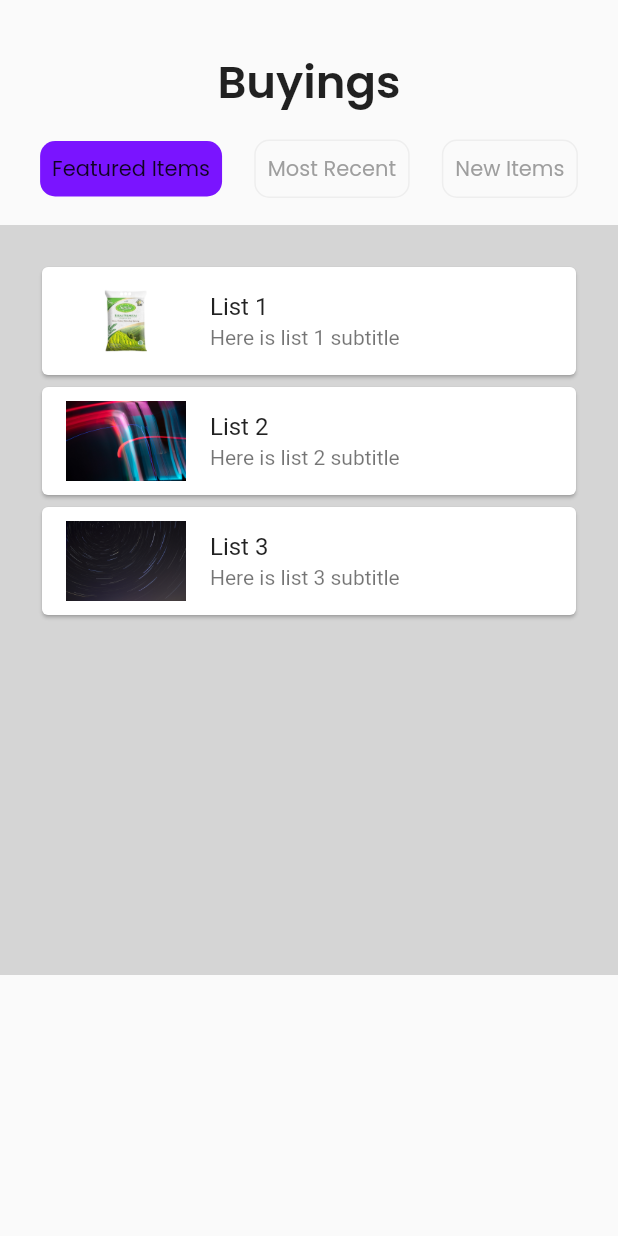
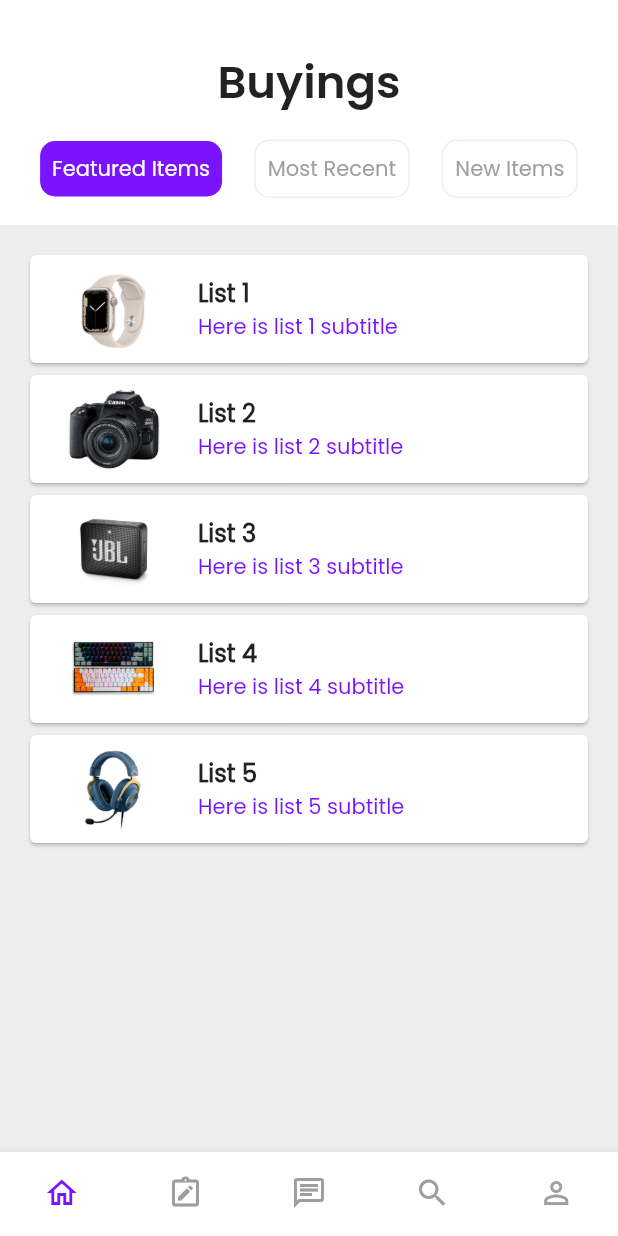
Before and after one commit to YogaRahmahadi/listview_builder_flutter, a Flutter app: the screen it shows after launch, on a phone screen of 412 x 824 dp. Run offline on Flutter 3.47's test engine with Material 2 defaults, Android fonts, the phone set to English and light mode, and no system bars.

Commit message:
Update ListView & BottomNavBar

```diff
--- a/lib/main.dart
+++ b/lib/main.dart
@@ -14,8 +14,8 @@ class MyApp extends StatelessWidget {
     return MaterialApp(
         title: 'Flutter Demo',
         theme: ThemeData(
-          primarySwatch: Colors.blue,
-        ),
+            primarySwatch: Colors.blue,
+            scaffoldBackgroundColor: const Color(0xffeeeeee)),
         debugShowCheckedModeBanner: false,
         home: Scaffold(
           body: Column(
@@ -23,16 +23,41 @@ class MyApp extends StatelessWidget {
               Container(
                 padding: const EdgeInsets.all(16),
                 height: 150,
+                color: Colors.white,
                 child: const Header(),
               ),
-              Container(
-                padding: const EdgeInsets.all(24),
-                color: const Color.fromARGB(255, 213, 213, 213),
-                height: 500,
-                child: ListViewBody(),
-              ),
+              ListViewBody(),
             ],
           ),
+          bottomNavigationBar: BottomNavigationBar(
+              backgroundColor: Colors.white,
+              type: BottomNavigationBarType.fixed,
+              showSelectedLabels: false,
+              showUnselectedLabels: false,
+              selectedItemColor: const Color.fromARGB(255, 122, 20, 255),
+              unselectedItemColor: Colors.grey,
+              items: const [
+                BottomNavigationBarItem(
+                  icon: Icon(Icons.home_outlined),
+                  label: 'Home',
+                ),
+                BottomNavigationBarItem(
+                  icon: Icon(Icons.note_alt_outlined),
+                  label: 'Note',
+                ),
+                BottomNavigationBarItem(
+                  icon: Icon(Icons.chat_outlined),
+                  label: 'Chat',
+                ),
+                BottomNavigationBarItem(
+                  icon: Icon(Icons.search_outlined),
+                  label: 'Search',
+                ),
+                BottomNavigationBarItem(
+                  icon: Icon(Icons.person_outline),
+                  label: 'Profile',
+                ),
+              ]),
         ));
   }
 }
--- a/lib/partials/Header.dart
+++ b/lib/partials/Header.dart
@@ -34,6 +34,7 @@ class Header extends StatelessWidget {
                 'Featured Items',
                 style: TextStyle(
                   fontFamily: 'Poppins',
+                  color: Colors.white,
                 ),
               ),
             ),
--- a/lib/partials/ListViewBody.dart
+++ b/lib/partials/ListViewBody.dart
@@ -5,27 +5,51 @@ class ListViewBody extends StatelessWidget {
     Key? key,
   }) : super(key: key);
 
-  final titles = ["List 1", "List 2", "List 3"];
+  final titles = [
+    "List 1",
+    "List 2",
+    "List 3",
+    "List 4",
+    "List 5",
+  ];
   final subtitles = [
     "Here is list 1 subtitle",
     "Here is list 2 subtitle",
-    "Here is list 3 subtitle"
+    "Here is list 3 subtitle",
+    "Here is list 4 subtitle",
+    "Here is list 5 subtitle",
   ];
   final image = [
-    "assets/images/beras.jpg",
-    "assets/images/bruno.jpg",
-    "assets/images/jakub.jpg"
+    "assets/images/apple_watch_7.jpg",
+    "assets/images/canon_eos_200d.jpg",
+    "assets/images/jbl_go_2.jpg",
+    "assets/images/rexus_daxa_m71_pro.jpg",
+    "assets/images/logitech_pro_x.jpg",
   ];
 
   @override
   Widget build(BuildContext context) {
     return ListView.builder(
+        padding: const EdgeInsets.all(16),
+        shrinkWrap: true,
         itemCount: titles.length,
         itemBuilder: (context, index) {
           return Card(
               child: ListTile(
-            title: Text(titles[index]),
-            subtitle: Text(subtitles[index]),
+            title: Text(
+              titles[index],
+              style: const TextStyle(
+                fontFamily: 'Poppins',
+                fontWeight: FontWeight.w600,
+              ),
+            ),
+            subtitle: Text(
+              subtitles[index],
+              style: const TextStyle(
+                fontFamily: 'Poppins',
+                color: Color.fromARGB(255, 122, 20, 255),
+              ),
+            ),
             leading: Image.asset(
               image[index],
               width: 80,
```
Also changed, not shown: assets/images/apple_watch_7.jpg (added), assets/images/canon_eos_200d.jpg (added), assets/images/jbl_go_2.jpg (added), assets/images/logitech_pro_x.jpg (added), assets/images/rexus_daxa_m71_pro.jpg (added).
